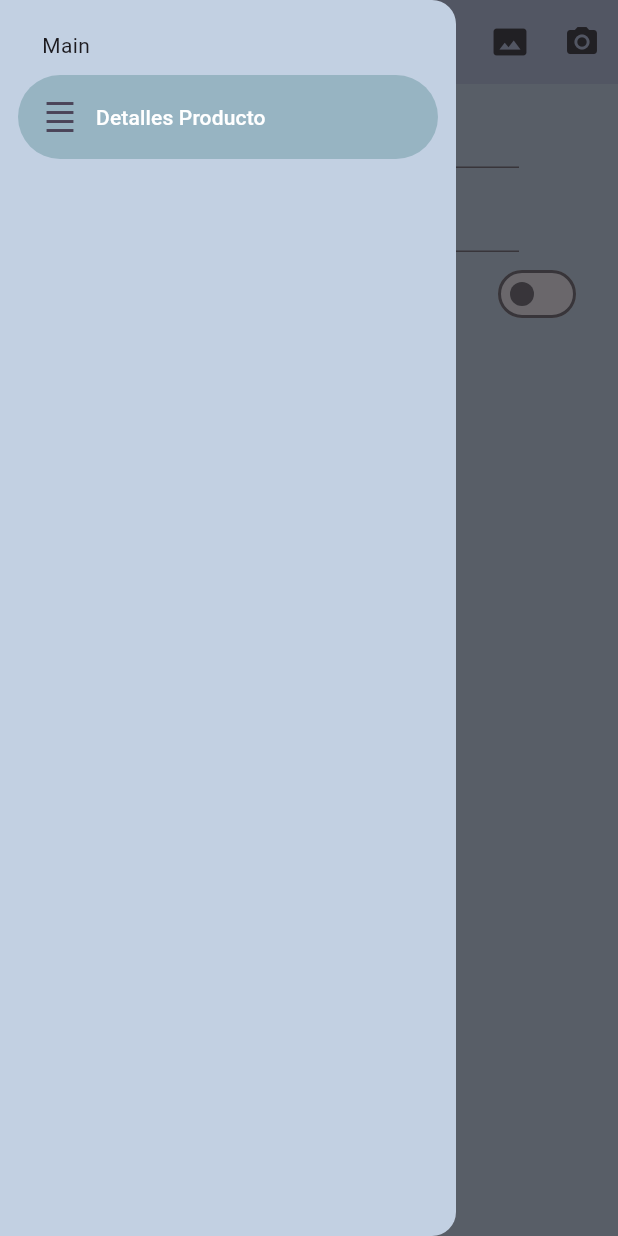
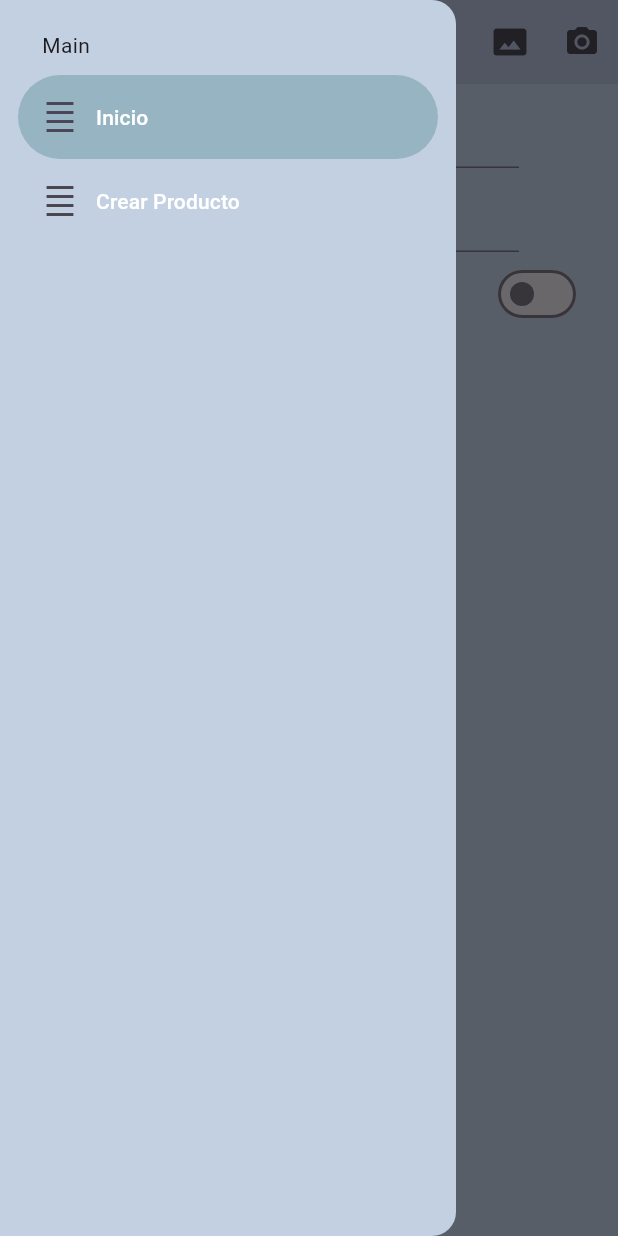
Before and after one commit to Rogerr14/tiendaApp, a Flutter app: the ProductsScreen screen opened by its route, with the side drawer open, on a phone screen of 412 x 824 dp. Run offline on Flutter 3.47's test engine with Material 3 defaults, Android fonts, the phone set to English and light mode, and no system bars; our stand-ins replace firebase_core, go_router, rxdart, shared_preferences; accounts and stored records are empty.

Commit message:
Prueba 1 exitosa

```diff
--- a/lib/config/Routes/app_router.dart
+++ b/lib/config/Routes/app_router.dart
@@ -6,7 +6,7 @@ final route = GoRouter(
   initialLocation: '/',
   routes: [
     GoRoute(
-      path: '/login' ,
+      path: '/' ,
       name: LoginPage.name,
       builder:  (context, state) => const LoginPage(),
       ),
@@ -16,7 +16,7 @@ final route = GoRouter(
       builder:  (context, state) => const RegisterPage(),
     ),
     GoRoute(
-      path: '/' ,
+      path: '/homeScreen' ,
       name: HomeScreen.name,
       builder:  (context, state) => const HomeScreen(),
     ),
--- a/lib/config/menu/menu_items.dart
+++ b/lib/config/menu/menu_items.dart
@@ -15,8 +15,12 @@ class MenuItem {
 }
 
 const appMenuItems = <MenuItem>[
-  MenuItem(title: 'Detalles Producto',
-  subTitle: 'Informacion',
-  link: '/',
+  MenuItem(title: 'Inicio',
+  subTitle: 'Pantalla principal',
+  link: '/homeScreen',
+  icon: Icons.density_small_outlined),
+  MenuItem(title: 'Crear Producto',
+  subTitle: 'Agrega un producto nuevo',
+  link: '/productsScreen',
   icon: Icons.density_small_outlined)
 ];
--- a/lib/main.dart
+++ b/lib/main.dart
@@ -1,10 +1,12 @@
+
+import 'package:comisariato/services/provider.dart';
+import 'package:flutter/material.dart';
+import 'package:firebase_core/firebase_core.dart';
+
+
+import 'package:comisariato/firebase_options.dart';
 import 'package:comisariato/config/Routes/app_router.dart';
 import 'package:comisariato/config/user_preferences/user_preferences.dart';
-import 'package:comisariato/firebase_options.dart';
-import 'package:comisariato/services/producto_provider.dart';
-import 'package:firebase_core/firebase_core.dart';
-import 'package:flutter/material.dart';
-import 'package:provider/provider.dart';
 
 Future<void> main() async {
   WidgetsFlutterBinding.ensureInitialized();
@@ -21,10 +23,7 @@ class MyApp extends StatelessWidget {
 
   @override
   Widget build(BuildContext context) {
-    return MultiProvider(
-      providers: [//ChangeNotifierProvider(create: ()=> LoginProvider()),
-      ChangeNotifierProvider(create: (_) => ProductProvider()),
-      ],
+    return Provider(
       child: MaterialApp.router(
         debugShowCheckedModeBanner: false,
         title: 'Material App',
--- a/lib/screens/products/productos_screen.dart
+++ b/lib/screens/products/productos_screen.dart
@@ -1,10 +1,10 @@
-import 'package:comisariato/services/producto_provider.dart';
+
 import 'package:flutter/material.dart';
 
+import 'package:comisariato/services/producto_provider.dart';
 import 'package:comisariato/utils/validator/validator_forms.dart' as utils;
 import 'package:comisariato/utils/constants/constants.dart';
 import 'package:comisariato/utils/widgets/side_menu.dart';
-import 'package:provider/provider.dart';
 
 class ProductsScreen extends StatelessWidget {
   static String name = 'productsScreen';
@@ -14,7 +14,7 @@ class ProductsScreen extends StatelessWidget {
 
   @override
   Widget build(BuildContext context) {
-    final productProvider = context.watch<ProductProvider>();
+    final productProvider = ProductProvider();
     // final productoProvider = context.watch<ProductProvider>();
     final nameController = TextEditingController();
     final priceController = TextEditingController();
```
